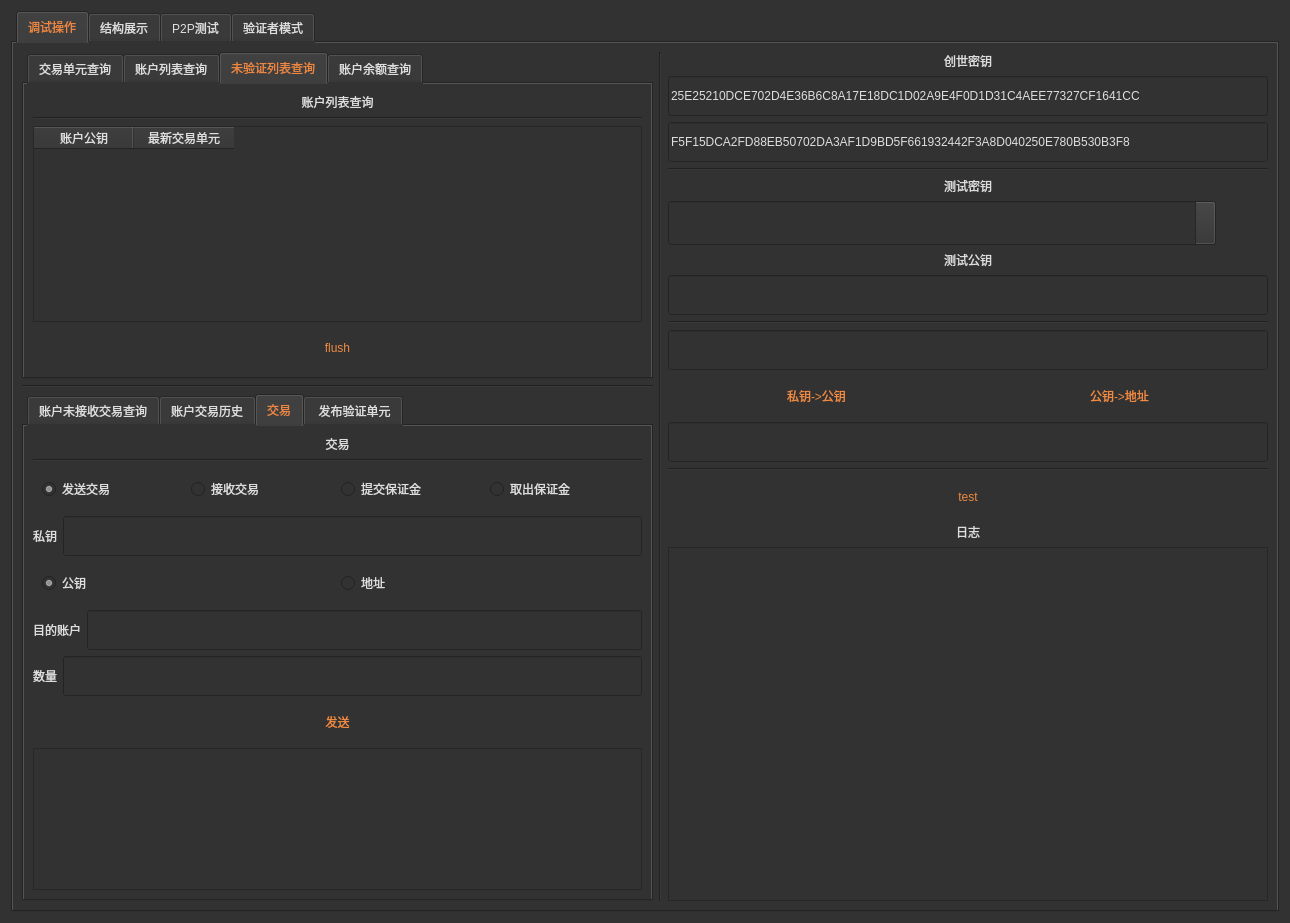
Before: the Qt Designer form examples/store_example_main_widget.ui in Ambr-org/Ambr, drawn with Qt 5.
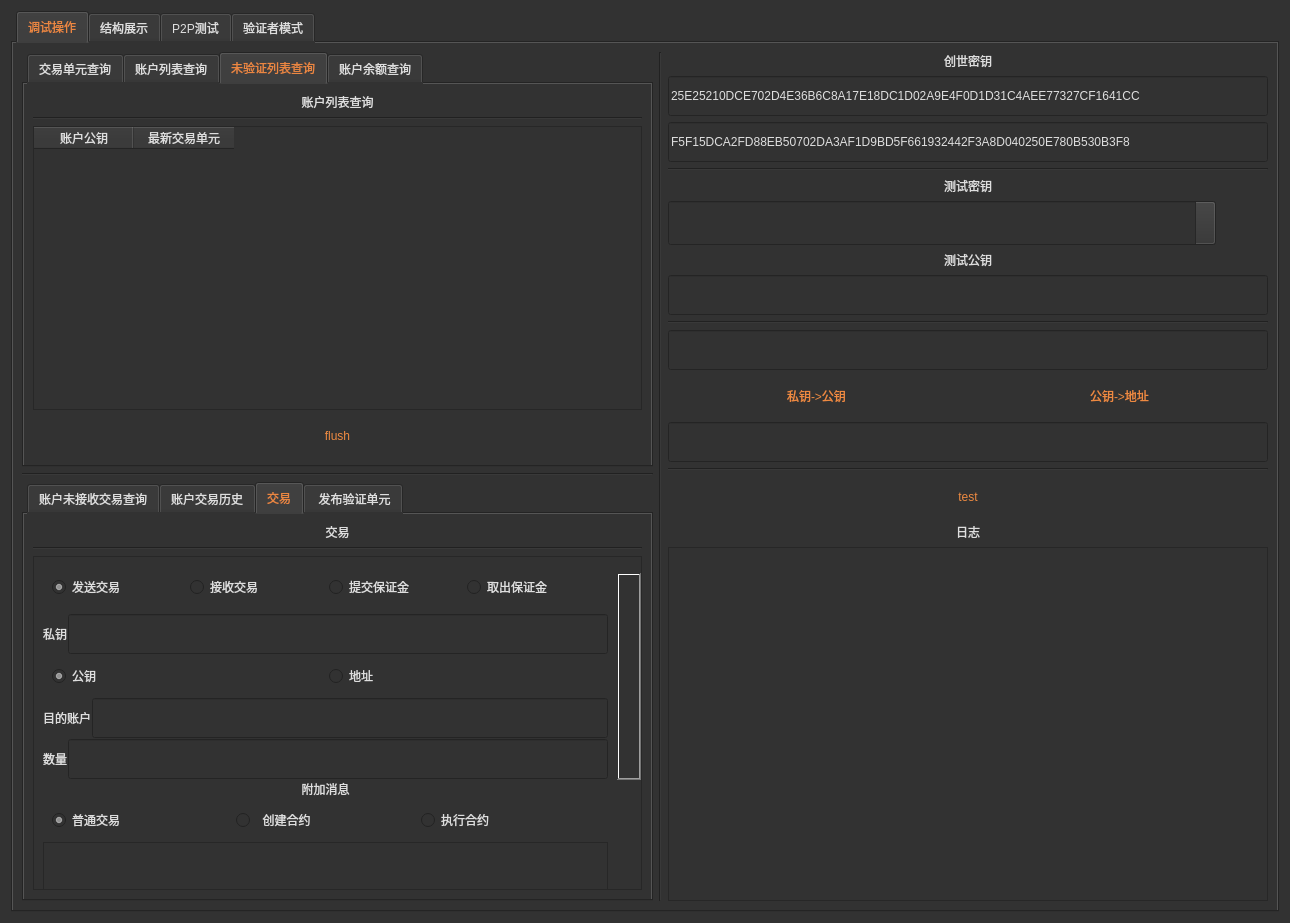
After: the same form once the commit is applied. The open tabs and pages were chosen to show the change. Icons and pictures are not drawn.

Commit message: Add contract interface in gui

What changed in the file:
```diff
--- a/examples/store_example_main_widget.ui
+++ b/examples/store_example_main_widget.ui
@@ -686,7 +686,35 @@
                     </layout>
                    </item>
                    <item>
-                    <layout class="QHBoxLayout" name="horizontalLayout_9">
+                    <widget class="QScrollArea" name="scrollArea_3">
+                     <property name="widgetResizable">
+                      <bool>true</bool>
+                     </property>
+                     <widget class="QWidget" name="scrollAreaWidgetContents_3">
+                      <property name="geometry">
+                       <rect>
+                        <x>0</x>
+                        <y>-141</y>
+                        <width>579</width>
+                        <height>525</height>
+                       </rect>
+                      </property>
+                      <layout class="QVBoxLayout" name="verticalLayout_48">
+                       <property name="leftMargin">
+                        <number>0</number>
+                       </property>
+                       <property name="topMargin">
+                        <number>0</number>
+                       </property>
+                       <property name="rightMargin">
+                        <number>0</number>
+                       </property>
+                       <property name="bottomMargin">
+                        <number>0</number>
+                       </property>
+                       <item>
+                        <widget class="QWidget" name="widget_14" native="true">
+                         <layout class="QVBoxLayout" name="verticalLayout_47">
                      <item>
                       <widget class="QWidget" name="widget_7" native="true">
                        <layout class="QHBoxLayout" name="horizontalLayout_24">
@@ -733,8 +761,6 @@
                        </layout>
                       </widget>
                      </item>
-                    </layout>
-                   </item>
                    <item>
                     <widget class="QStackedWidget" name="stackTranslate">
                      <property name="currentIndex">
@@ -761,7 +787,7 @@
                         <widget class="QWidget" name="widget" native="true">
                          <layout class="QVBoxLayout" name="verticalLayout_7">
                           <property name="spacing">
-                           <number>6</number>
+                                  <number>1</number>
                           </property>
                           <property name="leftMargin">
                            <number>0</number>
@@ -844,6 +870,16 @@
                             </item>
                            </layout>
                           </item>
+                                 <item>
+                                  <widget class="QLabel" name="label_70">
+                                   <property name="text">
+                                    <string>附加消息</string>
+                                   </property>
+                                   <property name="alignment">
+                                    <set>Qt::AlignCenter</set>
+                                   </property>
+                                  </widget>
+                                 </item>
                           <item>
                            <spacer name="verticalSpacer_2">
                             <property name="orientation">
@@ -857,6 +893,39 @@
                             </property>
                            </spacer>
                           </item>
+                                 <item>
+                                  <widget class="QWidget" name="widget_13" native="true">
+                                   <layout class="QHBoxLayout" name="horizontalLayout_83">
+                                    <item>
+                                     <widget class="QRadioButton" name="rdoTSNormal">
+                                      <property name="text">
+                                       <string>普通交易</string>
+                                      </property>
+                                      <property name="checked">
+                                       <bool>true</bool>
+                                      </property>
+                                     </widget>
+                                    </item>
+                                    <item>
+                                     <widget class="QRadioButton" name="rdoTSCreateContract">
+                                      <property name="text">
+                                       <string>  创建合约</string>
+                                      </property>
+                                     </widget>
+                                    </item>
+                                    <item>
+                                     <widget class="QRadioButton" name="rdoTSRunContract">
+                                      <property name="text">
+                                       <string>执行合约</string>
+                                      </property>
+                                     </widget>
+                                    </item>
+                                   </layout>
+                                  </widget>
+                                 </item>
+                                 <item>
+                                  <widget class="QPlainTextEdit" name="edtTSAddtion"/>
+                                 </item>
                           <item>
                            <widget class="QPushButton" name="btnTranslateSend">
                             <property name="text">
@@ -1175,6 +1244,13 @@
                     </widget>
                    </item>
                   </layout>
+                        </widget>
+                       </item>
+                      </layout>
+                     </widget>
+                    </widget>
+                   </item>
+                  </layout>
                  </item>
                 </layout>
                </widget>
```
Left out of the diff: 8 changed lines with no effect on the pictures. Lines whose indentation alone changed are shown as unchanged. The commit also changes 1 other file.
